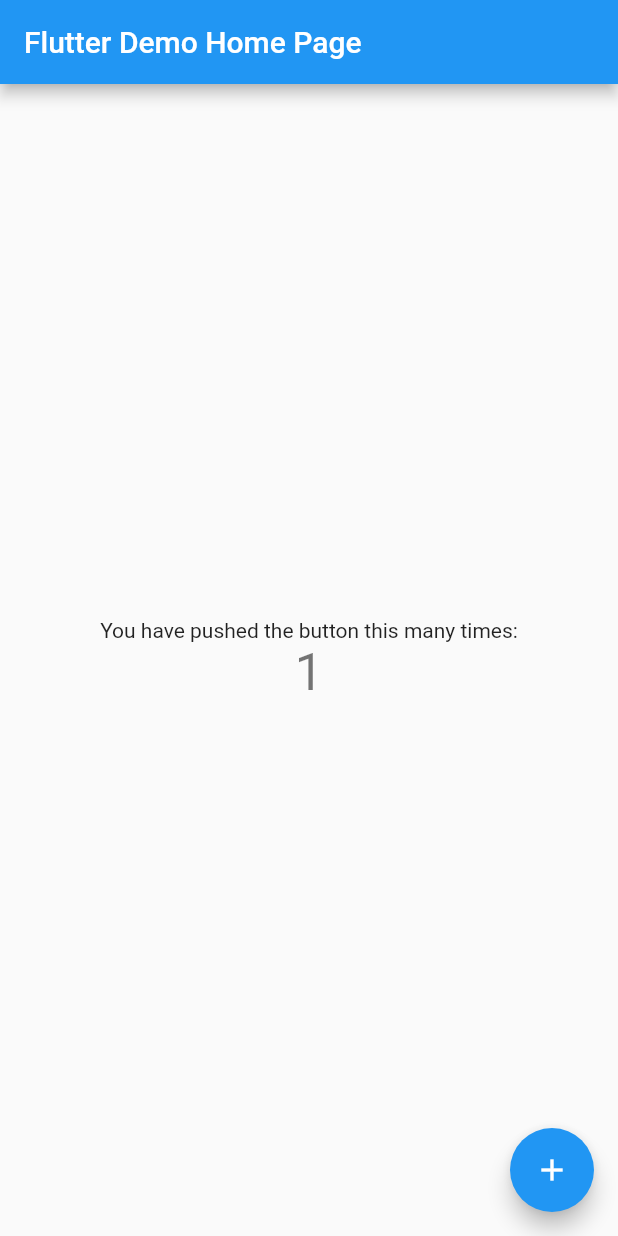
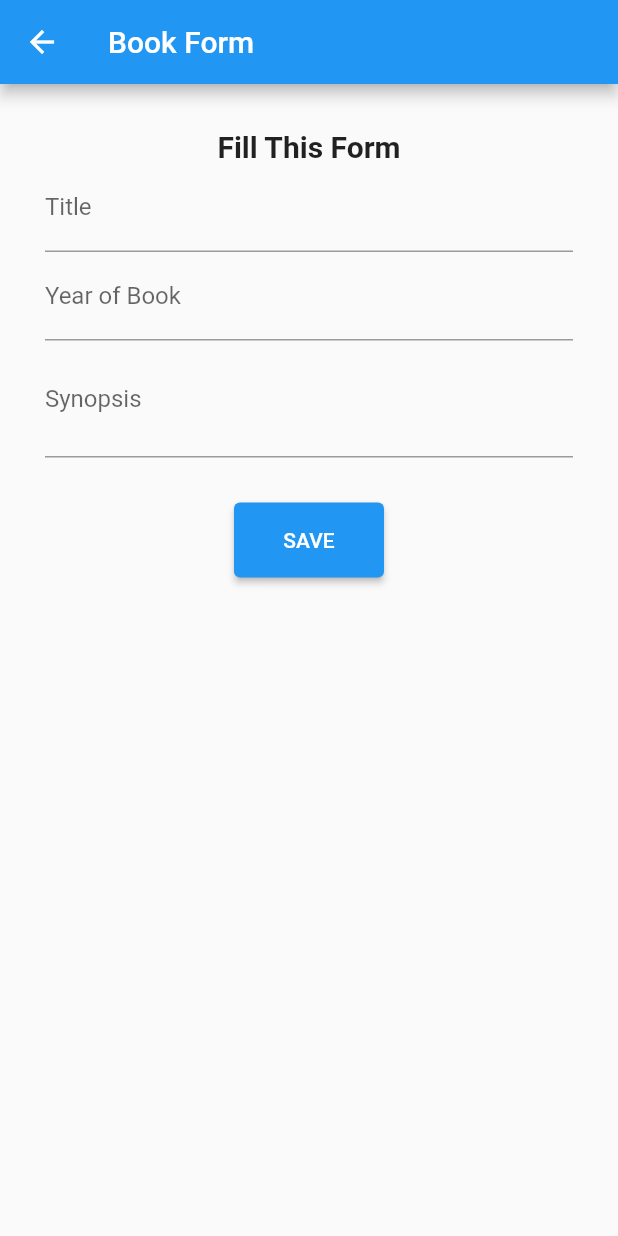
Before and after one commit to RenaldoFrz/Flutter_BookshelfApp, a Flutter app: the screen it shows after launch, after a tap on the "add" icon, on a phone screen of 412 x 824 dp. Run offline on Flutter 3.47's test engine with Material 2 defaults, Android fonts, the phone set to English and light mode, and no system bars.

Commit message:
Make List Books and Form Page

```diff
--- a/lib/main.dart
+++ b/lib/main.dart
@@ -1,115 +1,21 @@
 import 'package:flutter/material.dart';
+import 'package:flutter_bookshelf_app/provider/bookshelf_provider.dart';
+import 'package:provider/provider.dart';
+import 'page/home_page.dart';
 
-void main() {
-  runApp(const MyApp());
-}
+void main() => runApp(MyApp());
 
 class MyApp extends StatelessWidget {
   const MyApp({Key? key}) : super(key: key);
 
-  // This widget is the root of your application.
   @override
   Widget build(BuildContext context) {
-    return MaterialApp(
-      title: 'Flutter Demo',
-      theme: ThemeData(
-        // This is the theme of your application.
-        //
-        // Try running your application with "flutter run". You'll see the
-        // application has a blue toolbar. Then, without quitting the app, try
-        // changing the primarySwatch below to Colors.green and then invoke
-        // "hot reload" (press "r" in the console where you ran "flutter run",
-        // or simply save your changes to "hot reload" in a Flutter IDE).
-        // Notice that the counter didn't reset back to zero; the application
-        // is not restarted.
-        primarySwatch: Colors.blue,
+    return ChangeNotifierProvider(
+      create: (context) => BookshelfProvider(),
+      child: MaterialApp(
+        debugShowCheckedModeBanner: false,
+        home: HomePage(),
       ),
-      home: const MyHomePage(title: 'Flutter Demo Home Page'),
     );
   }
 }
-
-class MyHomePage extends StatefulWidget {
-  const MyHomePage({Key? key, required this.title}) : super(key: key);
-
-  // This widget is the home page of your application. It is stateful, meaning
-  // that it has a State object (defined below) that contains fields that affect
-  // how it looks.
-
-  // This class is the configuration for the state. It holds the values (in this
-  // case the title) provided by the parent (in this case the App widget) and
-  // used by the build method of the State. Fields in a Widget subclass are
-  // always marked "final".
-
-  final String title;
-
-  @override
-  State<MyHomePage> createState() => _MyHomePageState();
-}
-
-class _MyHomePageState extends State<MyHomePage> {
-  int _counter = 0;
-
-  void _incrementCounter() {
-    setState(() {
-      // This call to setState tells the Flutter framework that something has
-      // changed in this State, which causes it to rerun the build method below
-      // so that the display can reflect the updated values. If we changed
-      // _counter without calling setState(), then the build method would not be
-      // called again, and so nothing would appear to happen.
-      _counter++;
-    });
-  }
-
-  @override
-  Widget build(BuildContext context) {
-    // This method is rerun every time setState is called, for instance as done
-    // by the _incrementCounter method above.
-    //
-    // The Flutter framework has been optimized to make rerunning build methods
-    // fast, so that you can just rebuild anything that needs updating rather
-    // than having to individually change instances of widgets.
-    return Scaffold(
-      appBar: AppBar(
-        // Here we take the value from the MyHomePage object that was created by
-        // the App.build method, and use it to set our appbar title.
-        title: Text(widget.title),
-      ),
-      body: Center(
-        // Center is a layout widget. It takes a single child and positions it
-        // in the middle of the parent.
-        child: Column(
-          // Column is also a layout widget. It takes a list of children and
-          // arranges them vertically. By default, it sizes itself to fit its
-          // children horizontally, and tries to be as tall as its parent.
-          //
-          // Invoke "debug painting" (press "p" in the console, choose the
-          // "Toggle Debug Paint" action from the Flutter Inspector in Android
-          // Studio, or the "Toggle Debug Paint" command in Visual Studio Code)
-          // to see the wireframe for each widget.
-          //
-          // Column has various properties to control how it sizes itself and
-          // how it positions its children. Here we use mainAxisAlignment to
-          // center the children vertically; the main axis here is the vertical
-          // axis because Columns are vertical (the cross axis would be
-          // horizontal).
-          mainAxisAlignment: MainAxisAlignment.center,
-          children: <Widget>[
-            const Text(
-              'You have pushed the button this many times:',
-            ),
-            Text(
-              '$_counter',
-              style: Theme.of(context).textTheme.headline4,
-            ),
-          ],
-        ),
-      ),
-      floatingActionButton: FloatingActionButton(
-        onPressed: _incrementCounter,
-        tooltip: 'Increment',
-        child: const Icon(Icons.add),
-      ), // This trailing comma makes auto-formatting nicer for build methods.
-    );
-  }
-}
--- /dev/null
+++ b/lib/model/bookshelf.dart
@@ -0,0 +1,12 @@
+class Bookshelf {
+  String? id;
+  String? title;
+  String? yearOfBook;
+  String? synopsis;
+
+  Bookshelf({
+    this.title,
+    this.yearOfBook,
+    this.synopsis,
+  });
+}
--- /dev/null
+++ b/lib/page/form_page.dart
@@ -0,0 +1,145 @@
+import 'package:flutter/material.dart';
+import 'package:flutter/services.dart';
+import 'package:flutter_bookshelf_app/model/bookshelf.dart';
+import 'package:flutter_bookshelf_app/provider/bookshelf_provider.dart';
+import 'package:flutter_bookshelf_app/widget/custom_alertdialog.dart';
+import 'package:provider/provider.dart';
+
+class FormPage extends StatefulWidget {
+  Bookshelf bookshelf;
+  bool newItem;
+  FormPage({required this.bookshelf, this.newItem = false, Key? key})
+      : super(key: key);
+
+  @override
+  _FormPageState createState() => _FormPageState();
+}
+
+class _FormPageState extends State<FormPage> {
+  final _formKey = GlobalKey<FormState>();
+  final TextEditingController? _title = TextEditingController();
+  final TextEditingController? _yearOfBook = TextEditingController();
+  final TextEditingController? _synopsis = TextEditingController();
+  late bool newItem;
+
+  @override
+  void initState() {
+    // TODO: implement initState
+    super.initState();
+    _title?.text = widget.bookshelf.title ?? '';
+    _yearOfBook?.text = widget.bookshelf.yearOfBook ?? '';
+    _synopsis?.text = widget.bookshelf.synopsis ?? '';
+    newItem = widget.newItem;
+  }
+
+  @override
+  Widget build(BuildContext context) {
+    Widget buildTitle() => TextFormField(
+          controller: _title,
+          validator: (title) {
+            if (title!.isEmpty) {
+              return 'The title cannot be Empty';
+            }
+            return null;
+          },
+          decoration: const InputDecoration(
+            border: UnderlineInputBorder(),
+            labelText: 'Title',
+          ),
+        );
+    Widget buildYear() => TextFormField(
+          controller: _yearOfBook,
+          validator: (yearOfBook) {
+            if (yearOfBook!.isEmpty) {
+              return 'The year of book cannot be Empty';
+            }
+            return null;
+          },
+          decoration: const InputDecoration(
+            border: UnderlineInputBorder(),
+            labelText: 'Year of Book',
+          ),
+          inputFormatters: [
+            FilteringTextInputFormatter.digitsOnly,
+          ],
+        );
+    Widget buildSynopsis() => TextFormField(
+          controller: _synopsis,
+          maxLines: 2,
+          validator: (synopsis) {
+            if (synopsis!.isEmpty) {
+              return 'The synopsis cannot be Empty';
+            }
+            return null;
+          },
+          decoration: const InputDecoration(
+            border: UnderlineInputBorder(),
+            labelText: 'Synopsis',
+          ),
+        );
+    Widget buildButton() => SizedBox(
+          width: 100,
+          height: 50,
+          child: ElevatedButton(
+            onPressed: () {
+              if (_formKey.currentState!.validate()) {
+                newItem
+                    //Jika tambah baru
+                    ? showDialog(
+                        context: context,
+                        builder: (BuildContext context) => CustomAlertDialog(
+                          title: 'Add Item',
+                          desc: 'Are you sure to add this item ?',
+                          onYesPressed: () {},
+                        ),
+                      )
+                    //Jika edit yang sudah ada
+                    : showDialog(
+                        context: context,
+                        builder: (BuildContext context) => CustomAlertDialog(
+                          title: 'Save Item',
+                          desc: 'Are you sure to save this item ?',
+                          onYesPressed: () {},
+                        ),
+                      );
+              }
+            },
+            child: const Text('SAVE'),
+          ),
+        );
+    return Scaffold(
+      appBar: AppBar(
+        title: const Text('Book Form'),
+      ),
+      body: Padding(
+        padding: const EdgeInsets.symmetric(
+          horizontal: 30,
+        ),
+        child: Form(
+          key: _formKey,
+          child: Column(
+            children: [
+              const SizedBox(
+                height: 30,
+              ),
+              const Text(
+                'Fill This Form',
+                style: TextStyle(
+                  fontSize: 20,
+                  fontWeight: FontWeight.w600,
+                ),
+              ),
+              buildTitle(),
+              buildYear(),
+              buildSynopsis(),
+              const SizedBox(
+                height: 30,
+              ),
+              buildButton(),
+            ],
+          ),
+        ),
+      ),
+    );
+  }
+}
--- /dev/null
+++ b/lib/page/home_page.dart
@@ -0,0 +1,71 @@
+import 'package:flutter/material.dart';
+import 'package:flutter_bookshelf_app/model/bookshelf.dart';
+import 'package:flutter_bookshelf_app/provider/bookshelf_provider.dart';
+import 'package:flutter_bookshelf_app/widget/bookshelf_widget.dart';
+import 'package:provider/provider.dart';
+
+import 'form_page.dart';
+
+class HomePage extends StatefulWidget {
+  HomePage({Key? key}) : super(key: key);
+
+  @override
+  _HomePageState createState() => _HomePageState();
+}
+
+class _HomePageState extends State<HomePage> {
+  @override
+  Widget build(BuildContext context) {
+    // final provider = Provider.of<BookshelfProvider>(context);
+    // final listBookshelf = provider.list;
+
+    return Scaffold(
+      backgroundColor: const Color(0xffF0F0F0),
+      appBar: AppBar(
+        title: const Text(
+          'Bookshelf App',
+        ),
+      ),
+      body: Consumer<BookshelfProvider>(builder: (BuildContext context,
+          BookshelfProvider bookshelfProvider, Widget? child) {
+        return ListView.separated(
+          separatorBuilder: (context, _) => const SizedBox(
+            height: 8,
+          ),
+          physics: const BouncingScrollPhysics(),
+          padding: const EdgeInsets.all(16),
+          itemBuilder: (context, index) {
+            final bookshelf = bookshelfProvider.list[index];
+            return GestureDetector(
+                onTap: () {
+                  Navigator.push(
+                    context,
+                    MaterialPageRoute(
+                      builder: (context) => FormPage(
+                        bookshelf: bookshelf,
+                      ),
+                    ),
+                  );
+                },
+                child: BookshelfWidget(bookshelf: bookshelf));
+          },
+          itemCount: bookshelfProvider.list.length,
+        );
+      }),
+      floatingActionButton: FloatingActionButton(
+        child: const Icon(
+          Icons.add,
+        ),
+        onPressed: () => Navigator.push(
+          context,
+          MaterialPageRoute(
+            builder: (context) => FormPage(
+              bookshelf: Bookshelf(),
+              newItem: true,
+            ),
+          ),
+        ),
+      ),
+    );
+  }
+}
--- /dev/null
+++ b/lib/provider/bookshelf_provider.dart
@@ -0,0 +1,49 @@
+import 'package:flutter/widgets.dart';
+import 'package:flutter_bookshelf_app/model/bookshelf.dart';
+
+class BookshelfProvider extends ChangeNotifier {
+  final List<Bookshelf> _list = [
+    Bookshelf(
+      title: 'Judu1',
+      yearOfBook: '1234',
+      synopsis: 'Sinopsis',
+    ),
+    Bookshelf(
+      title: 'Judul2',
+      yearOfBook: '1234',
+      synopsis: 'Sinopsis',
+    ),
+    Bookshelf(
+      title: 'Judul3',
+      yearOfBook: '1234',
+      synopsis: 'Sinopsis',
+    ),
+    Bookshelf(
+      title: 'Judul4',
+      yearOfBook: '1234',
+      synopsis: 'Sinopsis',
+    ),
+    Bookshelf(
+      title: 'Judul5',
+      yearOfBook: '1234',
+      synopsis: 'Sinopsis',
+    ),
+    Bookshelf(
+      title: 'Judul6',
+      yearOfBook: '1234',
+      synopsis: 'Sinopsis',
+    ),
+    Bookshelf(
+      title: 'Judul7',
+      yearOfBook: '1234',
+      synopsis: 'Sinopsis',
+    ),
+    Bookshelf(
+      title: 'Judul8',
+      yearOfBook: '1234',
+      synopsis: 'Sinopsis',
+    ),
+  ];
+
+  List<Bookshelf> get list => _list.toList();
+}
--- /dev/null
+++ b/lib/widget/bookshelf_widget.dart
@@ -0,0 +1,52 @@
+import 'package:flutter/material.dart';
+import 'package:flutter_bookshelf_app/model/bookshelf.dart';
+import 'package:flutter_bookshelf_app/provider/bookshelf_provider.dart';
+import 'package:provider/provider.dart';
+
+import 'custom_alertdialog.dart';
+
+class BookshelfWidget extends StatelessWidget {
+  final Bookshelf bookshelf;
+  const BookshelfWidget({
+    required this.bookshelf,
+    Key? key,
+  }) : super(key: key);
+
+  @override
+  Widget build(BuildContext context) {
+    return ClipRRect(
+      borderRadius: BorderRadius.circular(16),
+      child: Container(
+        color: Colors.white,
+        padding: const EdgeInsets.all(10),
+        child: Row(
+          children: [
+            Expanded(
+              child: Column(
+                crossAxisAlignment: CrossAxisAlignment.start,
+                children: [
+                  Text(bookshelf.title ?? ''),
+                  Text(bookshelf.yearOfBook ?? ''),
+                ],
+              ),
+            ),
+            IconButton(
+                onPressed: () {
+                  showDialog(
+                    context: context,
+                    builder: (BuildContext context) => CustomAlertDialog(
+                      title: 'Delete Item',
+                      desc: 'Are you sure to delete this item ?',
+                      onYesPressed: () {},
+                    ),
+                  );
+                },
+                icon: const Icon(
+                  Icons.delete,
+                ))
+          ],
+        ),
+      ),
+    );
+  }
+}
--- /dev/null
+++ b/lib/widget/custom_alertdialog.dart
@@ -0,0 +1,37 @@
+import 'package:flutter/material.dart';
+
+class CustomAlertDialog extends StatelessWidget {
+  final String title;
+  final String desc;
+  final VoidCallback onYesPressed;
+  const CustomAlertDialog(
+      {required this.title,
+      required this.desc,
+      required this.onYesPressed,
+      Key? key})
+      : super(key: key);
+
+  @override
+  Widget build(BuildContext context) {
+    return AlertDialog(
+      title: Text(title),
+      content: SizedBox(
+        height: 60,
+        width: 100,
+        child: Text(desc),
+      ),
+      actions: <Widget>[
+        TextButton(
+          child: const Text('Cancel'),
+          onPressed: () {
+            Navigator.of(context).pop();
+          },
+        ),
+        TextButton(
+          child: const Text('Yes'),
+          onPressed: onYesPressed,
+        ),
+      ],
+    );
+  }
+}
```
Also changed, not shown: pubspec.yaml (+4 -12 lines), pubspec.lock.
